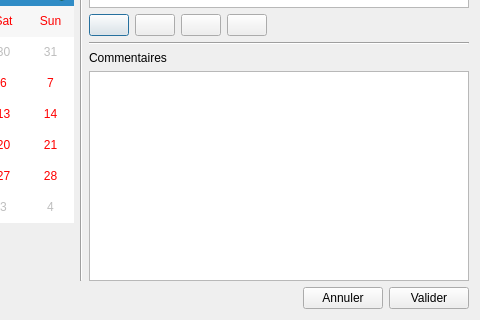
The window that TP_QT/addclientdialog.ui (MaxenceRobin/TP_QT_2) describes before a commit, drawn with Qt 5; both pictures show x 318 to 798 and y 234 to 554 of the 798 by 554 pixel window.
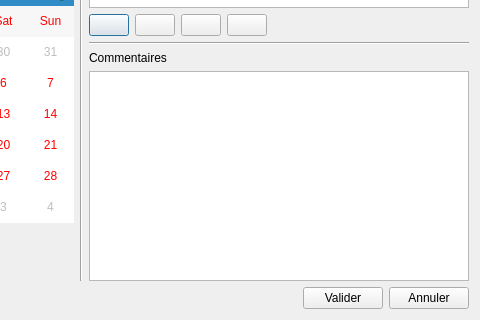
The same window after the commit. Icons and pictures are not drawn.

What changed in the file:
```diff
--- a/TP_QT/addclientdialog.ui
+++ b/TP_QT/addclientdialog.ui
@@ -358,13 +358,6 @@
        </property>
       </spacer>
      </item>
-     <item>
-      <widget class="QPushButton" name="cancelButton">
-       <property name="text">
-        <string>Annuler</string>
-       </property>
-      </widget>
-     </item>
      <item>
       <widget class="QPushButton" name="okButton">
        <property name="text">
@@ -372,6 +365,16 @@
        </property>
       </widget>
      </item>
+     <item>
+      <widget class="QPushButton" name="cancelButton">
+       <property name="toolTip">
+        <string>Annuler l'ajout du client</string>
+       </property>
+       <property name="text">
+        <string>Annuler</string>
+       </property>
+      </widget>
+     </item>
     </layout>
    </item>
    <item row="1" column="0">
```
Left out of the diff: 71 changed lines with no effect on the pictures.
